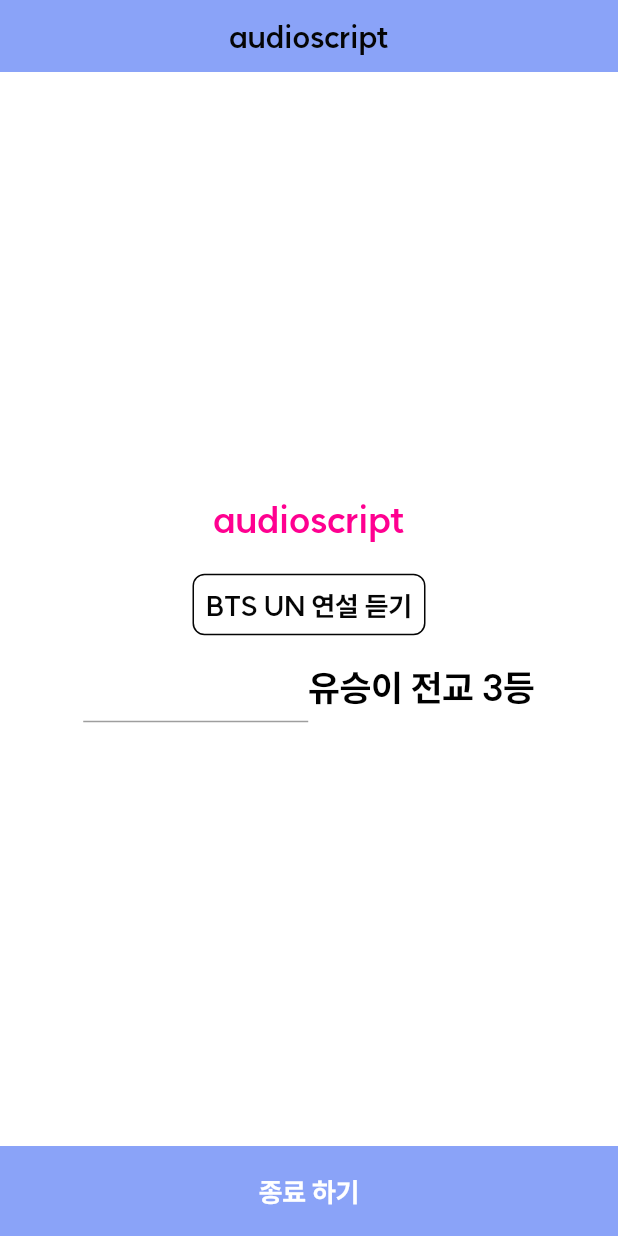
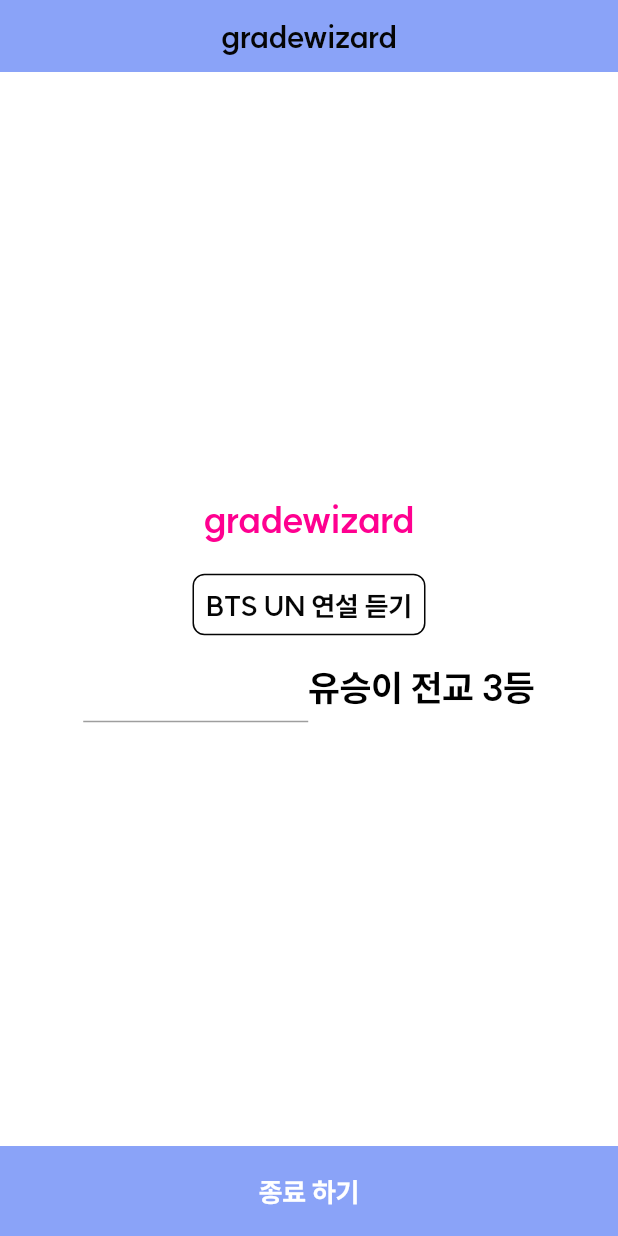
Before and after one commit to ihdream72/gradewizard, a Flutter app: the screen it shows after launch, on a phone screen of 412 x 824 dp. Run offline on Flutter 3.47's test engine with Material 2 defaults, Android fonts, the phone set to English and light mode, and no system bars; our stand-ins replace flutter_keyboard_visibility, get, just_audio, webview_flutter; missing offline and left inert: just_the_tooltip.

Commit message:
package name 변경

```diff
--- a/lib/app/core/widget/common/common_title_bar.dart
+++ b/lib/app/core/widget/common/common_title_bar.dart
@@ -1,7 +1,7 @@
 import 'package:flutter/material.dart';
 import 'package:flutter/services.dart';
 import 'package:get/get.dart';
-import 'package:audioscript/app/core/values/app_values.dart';
+import '/app/core/values/app_values.dart';
 
 import '../../utils/ui_size_config.dart';
 import '../../values/app_colors.dart';
--- a/lib/app/screen/home/views/home_view.dart
+++ b/lib/app/screen/home/views/home_view.dart
@@ -2,11 +2,11 @@
 import 'package:flutter/material.dart';
 import 'package:flutter/services.dart';
 import 'package:get/get.dart';
-import 'package:audioscript/app/core/values/app_values.dart';
-import 'package:audioscript/app/core/widget/common/common_bottom_button.dart';
 
 import '/app/core/base/base_view.dart';
 import '/app/core/utils/ui_size_config.dart';
+import '/app/core/values/app_values.dart';
+import '/app/core/widget/common/common_bottom_button.dart';
 import '../../../core/utils/logger.dart';
 import '../../../core/values/app_colors.dart';
 import '../../../core/values/text_styles.dart';
@@ -21,7 +21,7 @@ class HomeView extends BaseView<HomeController> {
   Widget? appBar(BuildContext context) {
 
     return CTitleBar(
-      title: 'audioscript',
+      title: 'gradewizard',
       onBack: () => controller.goBack(),
       color: AppColors.secondary,
     );
@@ -51,7 +51,7 @@ class HomeView extends BaseView<HomeController> {
         mainAxisAlignment: MainAxisAlignment.center,
         crossAxisAlignment: CrossAxisAlignment.center,
         children: [
-          Text('audioscript', style: Styles.suitXXLBold.copyWith(color: AppColors.primary),),
+          Text('gradewizard', style: Styles.suitXXLBold.copyWith(color: AppColors.primary),),
           SizedBox(height: 20.s,),
           GestureDetector(
             onTap: () => controller.goAudioReading(),
--- a/lib/main.dart
+++ b/lib/main.dart
@@ -40,7 +40,7 @@ class MyApp extends GetView<AppController> with WidgetsBindingObserver {
   Widget build(BuildContext context) {
 
     return GetMaterialApp(
-      title: 'audioscript',
+      title: 'gradewizard',
       initialRoute: AppPages.initial,
       initialBinding: InitialBinding(),
       getPages: AppPages.routes,
```
Also changed, not shown: 13 other files.
